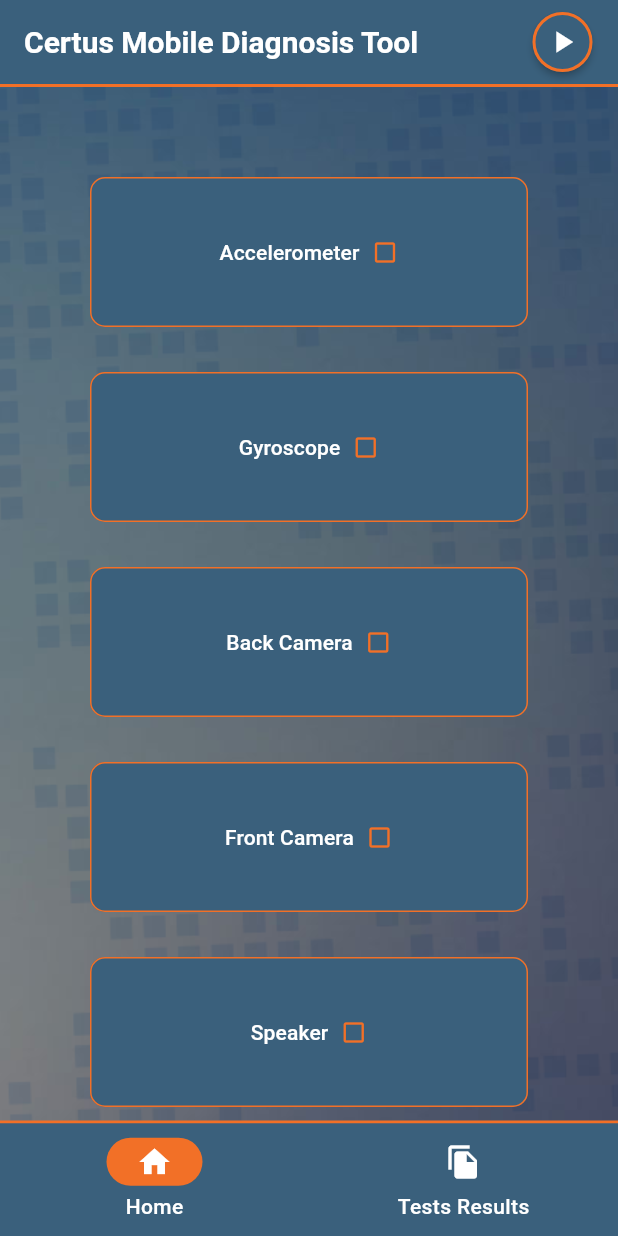
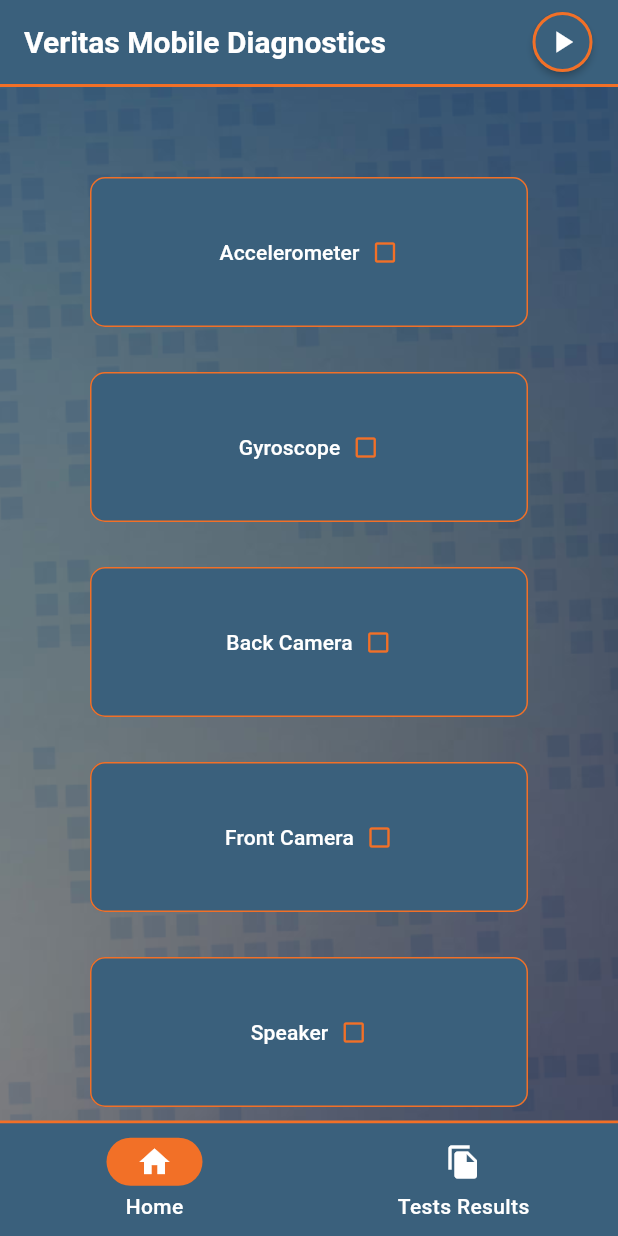
Before and after one commit to robeery/diagnosticare, a Flutter app: the screen it shows after launch, on a phone screen of 412 x 824 dp. Run offline on Flutter 3.47's test engine with Material 3 defaults, Android fonts, the phone set to English and light mode, and no system bars; our stand-ins replace audioplayers, camera, sensors_plus, sqflite; missing offline and left inert: enum_to_string, flutter_audio_output; accounts and stored records are empty.

```diff
--- a/lib/main.dart
+++ b/lib/main.dart
@@ -28,7 +28,7 @@ class MyApp extends StatelessWidget {
       debugShowCheckedModeBanner: false,
       title: 'Flutter Demo',
       theme: AppTheme.lightTheme,
-      home: const MyHomePage(title: 'Certus Mobile Diagnosis Tool'),
+      home: const MyHomePage(title: 'Veritas Mobile Diagnostics'),
     );
   }
 }
@@ -62,7 +62,7 @@ class _MyHomePageState extends State<MyHomePage> {
     Widget page;
     switch (selectedIndex) {
       case 0:
-        page = MainPage(key: mainPageKey, title: 'Certus');
+        page = MainPage(key: mainPageKey, title: 'Veritas');
 
       case 1:
         page = TestDataPage();
```
Also changed, not shown: assets/audio/readme/diagnostics_diagram.png (added), pubspec.lock, 3 other files.
